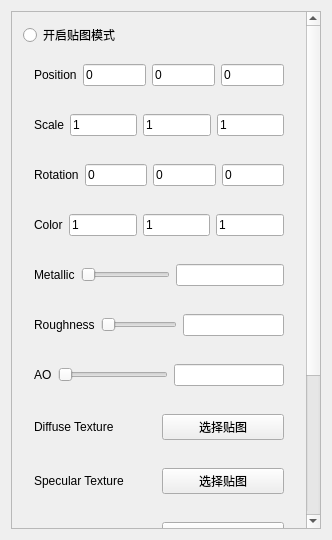
Above: Property.ui from TenWoods/PBR_Renderer before the change. Below: the same form after it.
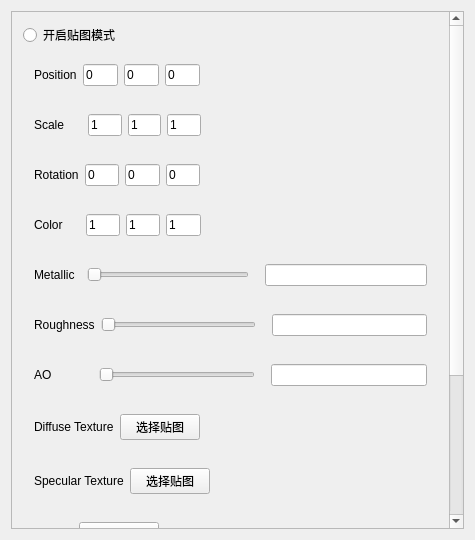
That is the form after the change.

Patch:
```diff
--- a/Property.ui
+++ b/Property.ui
@@ -6,10 +6,16 @@
    <rect>
     <x>0</x>
     <y>0</y>
-    <width>332</width>
+    <width>475</width>
     <height>540</height>
    </rect>
   </property>
+  <property name="maximumSize">
+   <size>
+    <width>475</width>
+    <height>16777215</height>
+   </size>
+  </property>
   <property name="windowTitle">
    <string>Property</string>
   </property>
@@ -23,8 +29,8 @@
       <property name="geometry">
        <rect>
         <x>0</x>
-        <y>-110</y>
-        <width>295</width>
+        <y>0</y>
+        <width>438</width>
         <height>630</height>
        </rect>
       </property>
@@ -49,6 +55,22 @@
             </property>
            </widget>
           </item>
+          <item>
+           <spacer name="horizontalSpacer">
+            <property name="orientation">
+             <enum>Qt::Horizontal</enum>
+            </property>
+            <property name="sizeType">
+             <enum>QSizePolicy::Fixed</enum>
+            </property>
+            <property name="sizeHint" stdset="0">
+             <size>
+              <width>0</width>
+              <height>20</height>
+             </size>
+            </property>
+           </spacer>
+          </item>
           <item>
            <widget class="QLineEdit" name="px">
             <property name="text">
@@ -70,6 +92,19 @@
             </property>
            </widget>
           </item>
+          <item>
+           <spacer name="horizontalSpacer_5">
+            <property name="orientation">
+             <enum>Qt::Horizontal</enum>
+            </property>
+            <property name="sizeHint" stdset="0">
+             <size>
+              <width>300</width>
+              <height>20</height>
+             </size>
+            </property>
+           </spacer>
+          </item>
          </layout>
         </widget>
        </item>
@@ -83,6 +118,22 @@
             </property>
            </widget>
           </item>
+          <item>
+           <spacer name="horizontalSpacer_2">
+            <property name="orientation">
+             <enum>Qt::Horizontal</enum>
+            </property>
+            <property name="sizeType">
+             <enum>QSizePolicy::Fixed</enum>
+            </property>
+            <property name="sizeHint" stdset="0">
+             <size>
+              <width>18</width>
+              <height>20</height>
+             </size>
+            </property>
+           </spacer>
+          </item>
           <item>
            <widget class="QLineEdit" name="sx">
             <property name="text">
@@ -104,6 +155,19 @@
             </property>
            </widget>
           </item>
+          <item>
+           <spacer name="horizontalSpacer_6">
+            <property name="orientation">
+             <enum>Qt::Horizontal</enum>
+            </property>
+            <property name="sizeHint" stdset="0">
+             <size>
+              <width>300</width>
+              <height>20</height>
+             </size>
+            </property>
+           </spacer>
+          </item>
          </layout>
         </widget>
        </item>
@@ -117,6 +181,22 @@
             </property>
            </widget>
           </item>
+          <item>
+           <spacer name="horizontalSpacer_3">
+            <property name="orientation">
+             <enum>Qt::Horizontal</enum>
+            </property>
+            <property name="sizeType">
+             <enum>QSizePolicy::Fixed</enum>
+            </property>
+            <property name="sizeHint" stdset="0">
+             <size>
+              <width>0</width>
+              <height>20</height>
+             </size>
+            </property>
+           </spacer>
+          </item>
           <item>
            <widget class="QLineEdit" name="rx">
             <property name="text">
@@ -138,6 +218,19 @@
             </property>
            </widget>
           </item>
+          <item>
+           <spacer name="horizontalSpacer_7">
+            <property name="orientation">
+             <enum>Qt::Horizontal</enum>
+            </property>
+            <property name="sizeHint" stdset="0">
+             <size>
+              <width>300</width>
+              <height>20</height>
+             </size>
+            </property>
+           </spacer>
+          </item>
          </layout>
         </widget>
        </item>
@@ -151,6 +244,22 @@
             </property>
            </widget>
           </item>
+          <item>
+           <spacer name="horizontalSpacer_4">
+            <property name="orientation">
+             <enum>Qt::Horizontal</enum>
+            </property>
+            <property name="sizeType">
+             <enum>QSizePolicy::Fixed</enum>
+            </property>
+            <property name="sizeHint" stdset="0">
+             <size>
+              <width>17</width>
+              <height>20</height>
+             </size>
+            </property>
+           </spacer>
+          </item>
           <item>
            <widget class="QLineEdit" name="colorR">
             <property name="enabled">
@@ -175,6 +284,19 @@
             </property>
            </widget>
           </item>
+          <item>
+           <spacer name="horizontalSpacer_8">
+            <property name="orientation">
+             <enum>Qt::Horizontal</enum>
+            </property>
+            <property name="sizeHint" stdset="0">
+             <size>
+              <width>300</width>
+              <height>20</height>
+             </size>
+            </property>
+           </spacer>
+          </item>
          </layout>
         </widget>
        </item>
@@ -188,6 +310,22 @@
             </property>
            </widget>
           </item>
+          <item>
+           <spacer name="horizontalSpacer_15">
+            <property name="orientation">
+             <enum>Qt::Horizontal</enum>
+            </property>
+            <property name="sizeType">
+             <enum>QSizePolicy::Fixed</enum>
+            </property>
+            <property name="sizeHint" stdset="0">
+             <size>
+              <width>6</width>
+              <height>20</height>
+             </size>
+            </property>
+           </spacer>
+          </item>
           <item>
            <widget class="QSlider" name="metallicSlider">
             <property name="maximum">
@@ -207,6 +345,22 @@
             </property>
            </widget>
           </item>
+          <item>
+           <spacer name="horizontalSpacer_18">
+            <property name="orientation">
+             <enum>Qt::Horizontal</enum>
+            </property>
+            <property name="sizeType">
+             <enum>QSizePolicy::Fixed</enum>
+            </property>
+            <property name="sizeHint" stdset="0">
+             <size>
+              <width>10</width>
+              <height>20</height>
+             </size>
+            </property>
+           </spacer>
+          </item>
           <item>
            <widget class="QLineEdit" name="metallicEdit"/>
           </item>
@@ -223,6 +377,22 @@
             </property>
            </widget>
           </item>
+          <item>
+           <spacer name="horizontalSpacer_16">
+            <property name="orientation">
+             <enum>Qt::Horizontal</enum>
+            </property>
+            <property name="sizeType">
+             <enum>QSizePolicy::Fixed</enum>
+            </property>
+            <property name="sizeHint" stdset="0">
+             <size>
+              <width>0</width>
+              <height>20</height>
+             </size>
+            </property>
+           </spacer>
+          </item>
           <item>
            <widget class="QSlider" name="roughnessSlider">
             <property name="minimum">
@@ -236,6 +406,22 @@
             </property>
            </widget>
           </item>
+          <item>
+           <spacer name="horizontalSpacer_19">
+            <property name="orientation">
+             <enum>Qt::Horizontal</enum>
+            </property>
+            <property name="sizeType">
+             <enum>QSizePolicy::Fixed</enum>
+            </property>
+            <property name="sizeHint" stdset="0">
+             <size>
+              <width>10</width>
+              <height>20</height>
+             </size>
+            </property>
+           </spacer>
+          </item>
           <item>
            <widget class="QLineEdit" name="roughnessEdit"/>
           </item>
@@ -255,6 +441,22 @@
             </property>
            </widget>
           </item>
+          <item>
+           <spacer name="horizontalSpacer_17">
+            <property name="orientation">
+             <enum>Qt::Horizontal</enum>
+            </property>
+            <property name="sizeType">
+             <enum>QSizePolicy::Fixed</enum>
+            </property>
+            <property name="sizeHint" stdset="0">
+             <size>
+              <width>41</width>
+              <height>20</height>
+             </size>
+            </property>
+           </spacer>
+          </item>
           <item>
            <widget class="QSlider" name="aoSlider">
             <property name="maximum">
@@ -265,6 +467,22 @@
             </property>
            </widget>
           </item>
+          <item>
+           <spacer name="horizontalSpacer_20">
+            <property name="orientation">
+             <enum>Qt::Horizontal</enum>
+            </property>
+            <property name="sizeType">
+             <enum>QSizePolicy::Fixed</enum>
+            </property>
+            <property name="sizeHint" stdset="0">
+             <size>
+              <width>10</width>
+              <height>20</height>
+             </size>
+            </property>
+           </spacer>
+          </item>
           <item>
            <widget class="QLineEdit" name="aoEdit"/>
           </item>
@@ -288,6 +506,19 @@
             </property>
            </widget>
           </item>
+          <item>
+           <spacer name="horizontalSpacer_9">
+            <property name="orientation">
+             <enum>Qt::Horizontal</enum>
+            </property>
+            <property name="sizeHint" stdset="0">
+             <size>
+              <width>40</width>
+              <height>20</height>
+             </size>
+            </property>
+           </spacer>
+          </item>
          </layout>
         </widget>
        </item>
@@ -308,6 +539,19 @@
             </property>
            </widget>
           </item>
+          <item>
+           <spacer name="horizontalSpacer_10">
+            <property name="orientation">
+             <enum>Qt::Horizontal</enum>
+            </property>
+            <property name="sizeHint" stdset="0">
+             <size>
+              <width>40</width>
+              <height>20</height>
+             </size>
+            </property>
+           </spacer>
+          </item>
          </layout>
         </widget>
        </item>
@@ -328,6 +572,19 @@
             </property>
            </widget>
           </item>
+          <item>
+           <spacer name="horizontalSpacer_11">
+            <property name="orientation">
+             <enum>Qt::Horizontal</enum>
+            </property>
+            <property name="sizeHint" stdset="0">
+             <size>
+              <width>40</width>
+              <height>20</height>
+             </size>
+            </property>
+           </spacer>
+          </item>
          </layout>
         </widget>
        </item>
```
Left out of the diff: 39 changed lines with no effect on the pictures.
